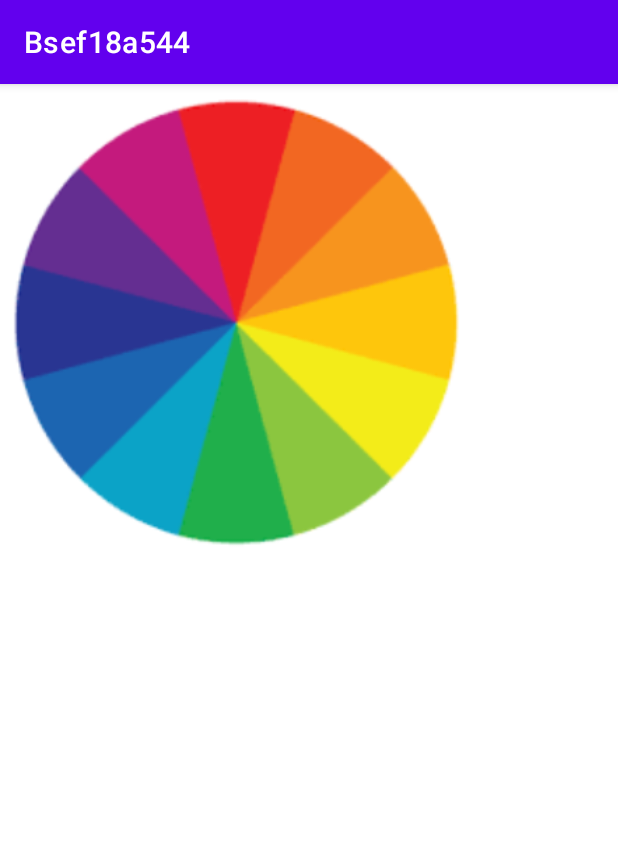
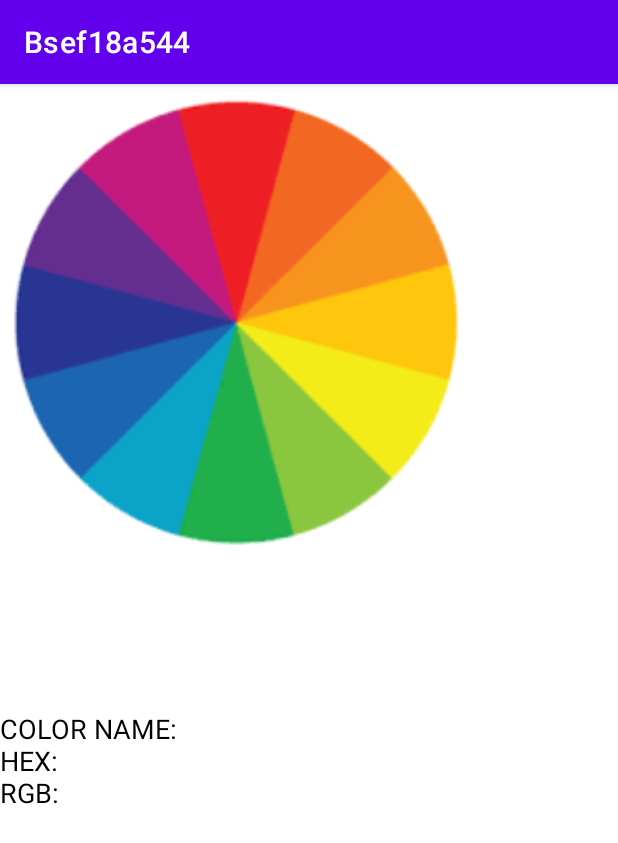
Before and after one commit to FatimaShah11/repos11, an Android app: the screen it shows after launch (MainActivity), on a phone screen of 412 x 824 dp. Shown: the top 843 px of the screen. Run offline under Robolectric (Android 15) with nearby library versions, the phone set to English and light mode, and no system bars.

Commit message:
TextView

```diff
--- a/app/src/main/res/layout/activity_main.xml
+++ b/app/src/main/res/layout/activity_main.xml
@@ -16,5 +16,11 @@
         android:id="@+id/colorView"
         android:layout_width="match_parent"
         android:layout_height="100dp"/>
-
+    <TextView
+        android:id="@+id/resultTv"
+        android:layout_width="match_parent"
+        android:layout_height="wrap_content"
+        android:text="COLOR NAME:  \nHEX:  \nRGB:"
+        android:textSize="18sp"
+        android:textColor="@color/black" />
 </LinearLayout>
```
